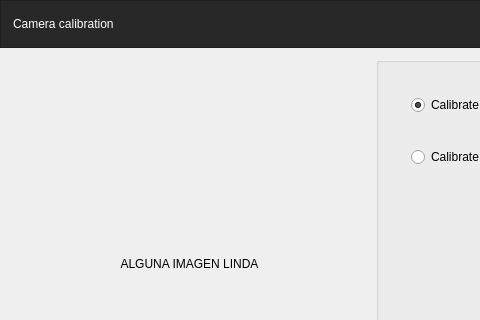
This is apps/Z3DCameraCalibration/mainwindow.ui in nikolaseu/neuvision as Qt 5 draws it before an edit; both pictures show x 0 to 480 and y 0 to 320 of the 640 by 480 pixel window. The edited form follows.
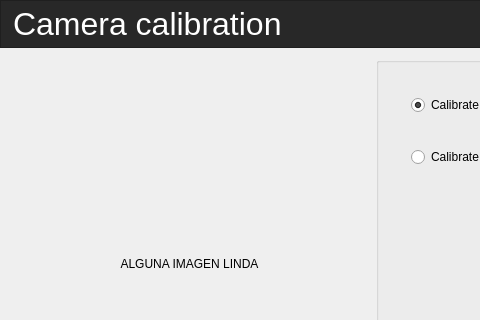
This is the edited form.

```diff
--- a/apps/Z3DCameraCalibration/mainwindow.ui
+++ b/apps/Z3DCameraCalibration/mainwindow.ui
@@ -92,7 +92,7 @@
             <widget class="QLabel" name="titleLabel_2">
              <property name="styleSheet">
               <string notr="true">QLabel {
-	font: 25 24pt &quot;Segoe UI&quot;;
+	font: 25 24pt;
 	color: white;
 }</string>
              </property>
```
Left out of the diff: 2 changed lines with no effect on the pictures.
